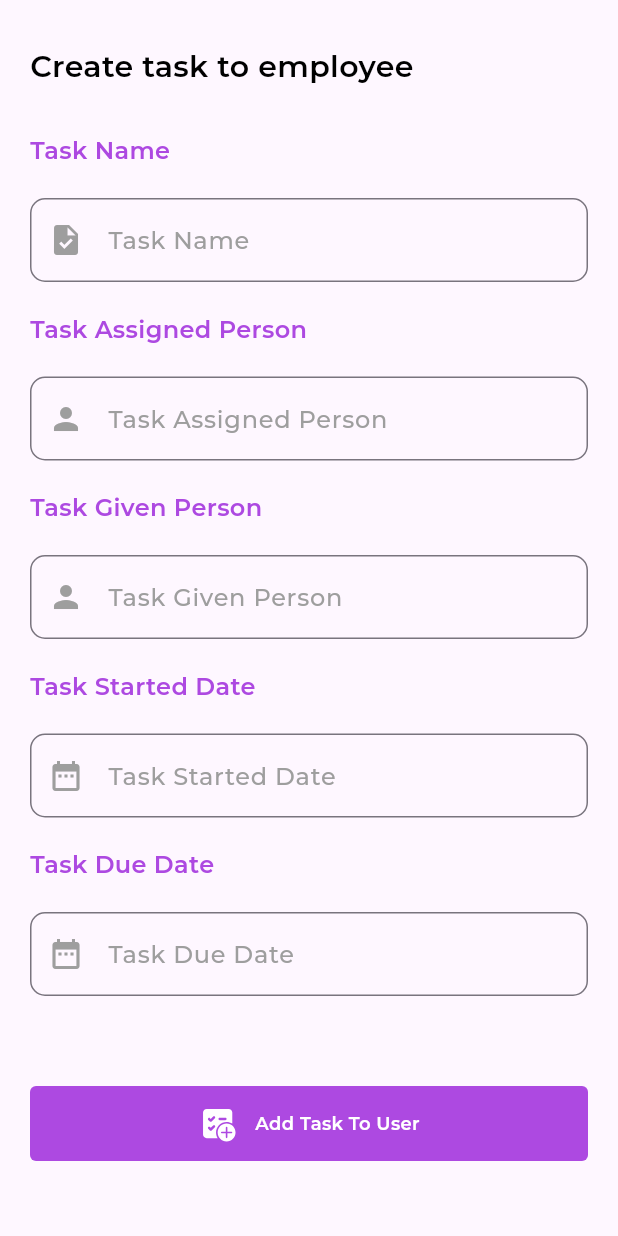
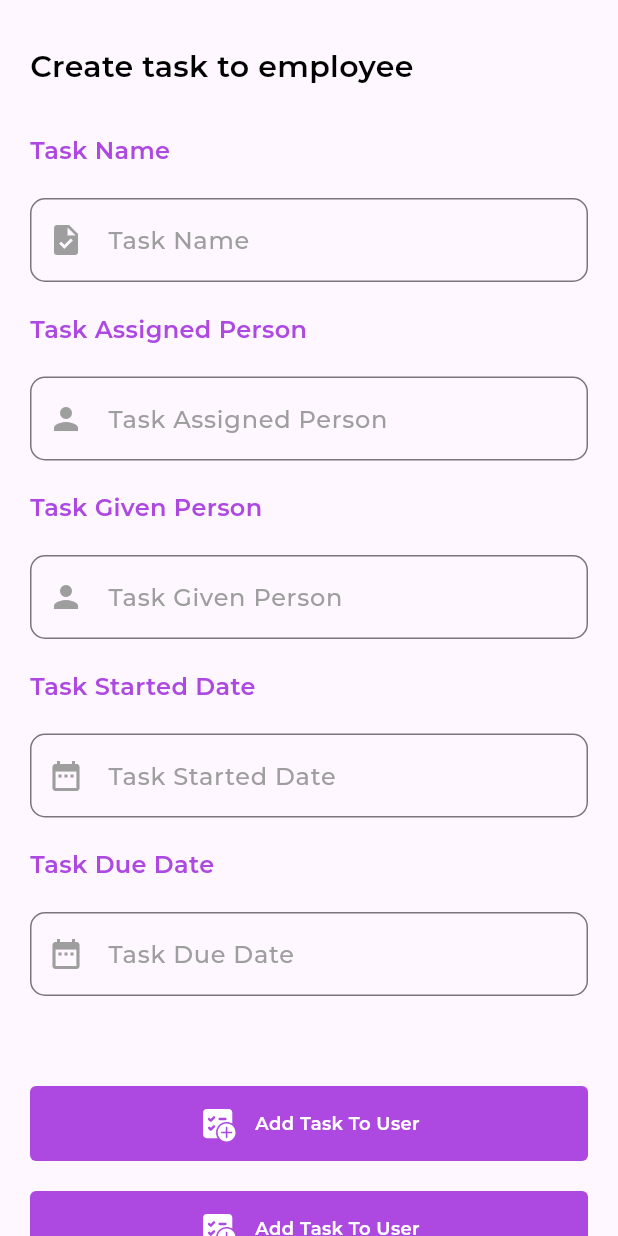
Before and after one commit to Imran200216/naveenproject, a Flutter app: the AdminTaskScreen screen opened directly, on a phone screen of 412 x 824 dp. Run offline on Flutter 3.47's test engine with Material 3 defaults, Android fonts, the phone set to English and light mode, and no system bars; our stand-ins replace flutter_svg, google_fonts.

Commit message:
dummy commit

```diff
--- a/lib/screens/AdminBottomnavBarScreens/AdminTaskScreen.dart
+++ b/lib/screens/AdminBottomnavBarScreens/AdminTaskScreen.dart
@@ -108,6 +108,24 @@ class AdminTaskScreen extends StatelessWidget {
                       marginLeft: 0,
                       marginRight: 0,
                     ),
+
+                    const SizedBox(
+                      height: 20,
+                    ),
+
+                    /// add task btn to user
+                    MyBtn(
+                      btnTitle: "Add Task To User",
+                      btnOnTap: () {},
+                      imgUrl: "assets/images/svg/create-task-icon.svg",
+                      iconHeight: 26,
+                      iconWidth: 26,
+                      btnBorderRadius: 4,
+                      btnHeight: 50,
+                      btnWidth: double.infinity,
+                      marginLeft: 0,
+                      marginRight: 0,
+                    ),
                   ],
                 ),
               ),
```
